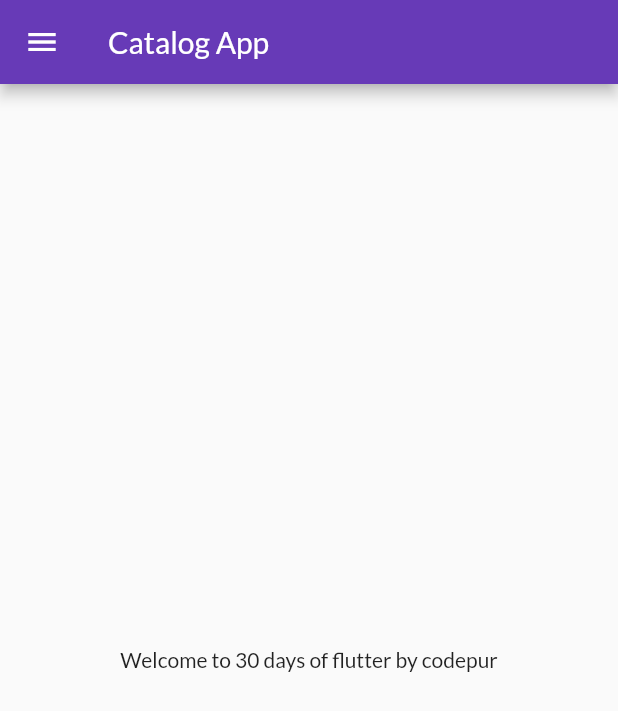
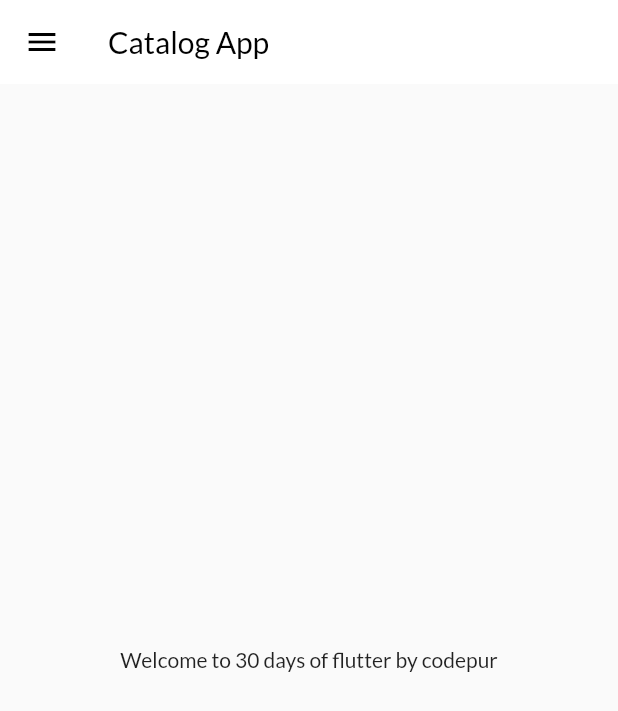
Before and after one commit to lokeshdissrani/FlutterApp, a Flutter app: the screen it shows after launch, on a phone screen of 412 x 824 dp. Shown: the top 711 px of the screen. Run offline on Flutter 3.47's test engine with Material 2 defaults, Android fonts, the phone set to English and light mode, and no system bars; our stand-ins replace google_fonts.

Commit message:
day10 completed

```diff
--- a/lib/main.dart
+++ b/lib/main.dart
@@ -2,6 +2,7 @@ import 'package:flutter/material.dart';
 import 'package:flutter_application_1/pages/home_page.dart';
 import 'package:flutter_application_1/pages/login_page.dart';
 import 'package:flutter_application_1/utils/routes.dart';
+import 'package:flutter_application_1/widgets/themes.dart';
 import 'package:google_fonts/google_fonts.dart';
 
 void main(){
@@ -17,10 +18,7 @@ class MyApp extends StatelessWidget {
     return MaterialApp(
 
       themeMode: ThemeMode.light,
-      theme: ThemeData(
-        primarySwatch: Colors.deepPurple,
-        fontFamily: GoogleFonts.lato().fontFamily,
-        ),
+      theme: MyTheme.themeData,
       darkTheme: ThemeData(
         brightness: Brightness.dark,
       ),
--- /dev/null
+++ b/lib/widgets/themes.dart
@@ -0,0 +1,17 @@
+// ignore_for_file: prefer_const_constructors
+
+import 'package:flutter/material.dart';
+import 'package:google_fonts/google_fonts.dart';
+
+class MyTheme{
+  static ThemeData get themeData => ThemeData(
+        primarySwatch: Colors.deepPurple,
+        fontFamily: GoogleFonts.lato().fontFamily,
+        appBarTheme: AppBarTheme(
+          backgroundColor: Colors.white,
+          elevation: 0.0,
+          iconTheme: IconThemeData(color: Colors.black),
+          foregroundColor: Colors.black,
+        )
+        );
+}
```
Also changed, not shown: lib/models/catalog.dart (added, +10 -0 lines).
